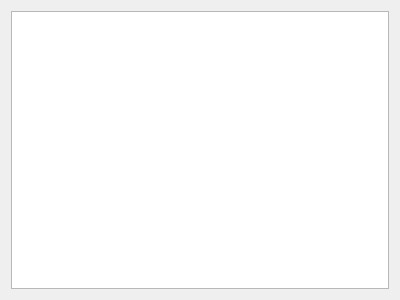
The window that ui_src/Asociacion/apriori_cadenas.ui (elagabalus01/myner) describes before a commit, drawn with Qt 5.
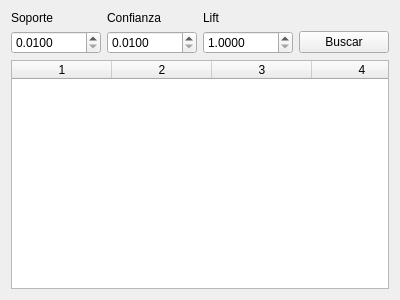
The same window after the commit.

Commit message: Errores reglas de asociacion

The edit to the form file:
```diff
--- a/ui_src/Asociacion/apriori_cadenas.ui
+++ b/ui_src/Asociacion/apriori_cadenas.ui
@@ -14,8 +14,134 @@
    <string>Form</string>
   </property>
   <layout class="QGridLayout" name="gridLayout">
+   <item row="1" column="3">
+    <widget class="QPushButton" name="btn_gen_reglas">
+     <property name="text">
+      <string>Buscar</string>
+     </property>
+    </widget>
+   </item>
+   <item row="0" column="2">
+    <widget class="QLabel" name="label">
+     <property name="text">
+      <string>Lift</string>
+     </property>
+    </widget>
+   </item>
+   <item row="1" column="0">
+    <widget class="QDoubleSpinBox" name="soporte_in">
+     <property name="decimals">
+      <number>4</number>
+     </property>
+     <property name="minimum">
+      <double>0.010000000000000</double>
+     </property>
+     <property name="maximum">
+      <double>1.000000000000000</double>
+     </property>
+     <property name="singleStep">
+      <double>0.100000000000000</double>
+     </property>
+    </widget>
+   </item>
+   <item row="2" column="0" colspan="4" alignment="Qt::AlignHCenter">
+    <widget class="QTableWidget" name="rule_table">
+     <property name="verticalScrollBarPolicy">
+      <enum>Qt::ScrollBarAsNeeded</enum>
+     </property>
+     <property name="horizontalScrollBarPolicy">
+      <enum>Qt::ScrollBarAlwaysOff</enum>
+     </property>
+     <property name="sizeAdjustPolicy">
+      <enum>QAbstractScrollArea::AdjustToContents</enum>
+     </property>
+     <property name="editTriggers">
+      <set>QAbstractItemView::NoEditTriggers</set>
+     </property>
+     <property name="tabKeyNavigation">
+      <bool>false</bool>
+     </property>
+     <property name="showDropIndicator" stdset="0">
+      <bool>false</bool>
+     </property>
+     <property name="dragEnabled">
+      <bool>false</bool>
+     </property>
+     <property name="dragDropOverwriteMode">
+      <bool>false</bool>
+     </property>
+     <property name="alternatingRowColors">
+      <bool>false</bool>
+     </property>
+     <property name="selectionMode">
+      <enum>QAbstractItemView::NoSelection</enum>
+     </property>
+     <property name="selectionBehavior">
+      <enum>QAbstractItemView::SelectRows</enum>
+     </property>
+     <property name="sortingEnabled">
+      <bool>true</bool>
+     </property>
+     <property name="rowCount">
+      <number>0</number>
+     </property>
+     <property name="columnCount">
+      <number>4</number>
+     </property>
+     <attribute name="horizontalHeaderShowSortIndicator" stdset="0">
+      <bool>true</bool>
+     </attribute>
+     <column/>
+     <column/>
+     <column/>
+     <column/>
+    </widget>
+   </item>
+   <item row="0" column="1">
+    <widget class="QLabel" name="label_2">
+     <property name="text">
+      <string>Confianza</string>
+     </property>
+    </widget>
+   </item>
+   <item row="1" column="1">
+    <widget class="QDoubleSpinBox" name="confianza_in">
+     <property name="decimals">
+      <number>4</number>
+     </property>
+     <property name="minimum">
+      <double>0.010000000000000</double>
+     </property>
+     <property name="maximum">
+      <double>1.000000000000000</double>
+     </property>
+     <property name="singleStep">
+      <double>0.100000000000000</double>
+     </property>
+    </widget>
+   </item>
    <item row="0" column="0">
-    <widget class="QListWidget" name="reglas"/>
+    <widget class="QLabel" name="label_3">
+     <property name="text">
+      <string>Soporte</string>
+     </property>
+    </widget>
+   </item>
+   <item row="1" column="2">
+    <widget class="QDoubleSpinBox" name="lift_in">
+     <property name="decimals">
+      <number>4</number>
+     </property>
+     <property name="minimum">
+      <double>1.000000000000000</double>
+     </property>
+     <property name="maximum">
+      <double>10.000000000000000</double>
+     </property>
+     <property name="singleStep">
+      <double>0.100000000000000</double>
+     </property>
+    </widget>
    </item>
   </layout>
  </widget>
```
Left out of the diff: 3 changed lines with no effect on the pictures. The commit also changes 18 other files.
